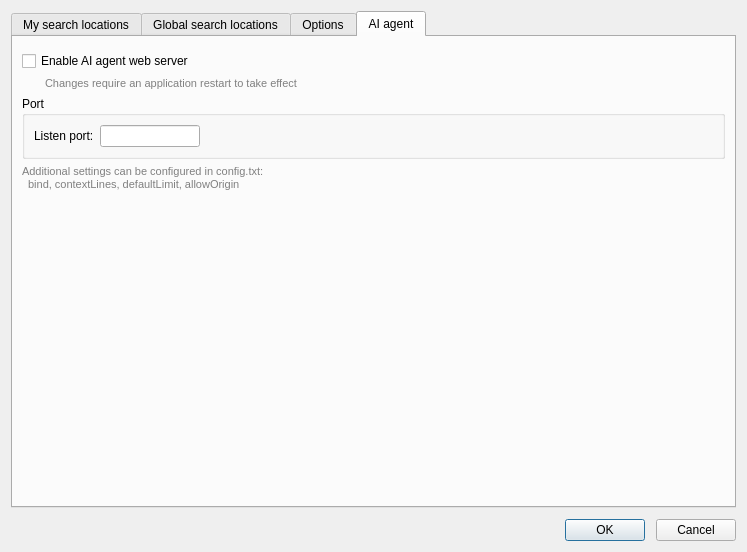
Before: the Qt Designer form dialogs/SettingsDialog.ui in otengler/CodeBeagle, drawn with Qt 5.
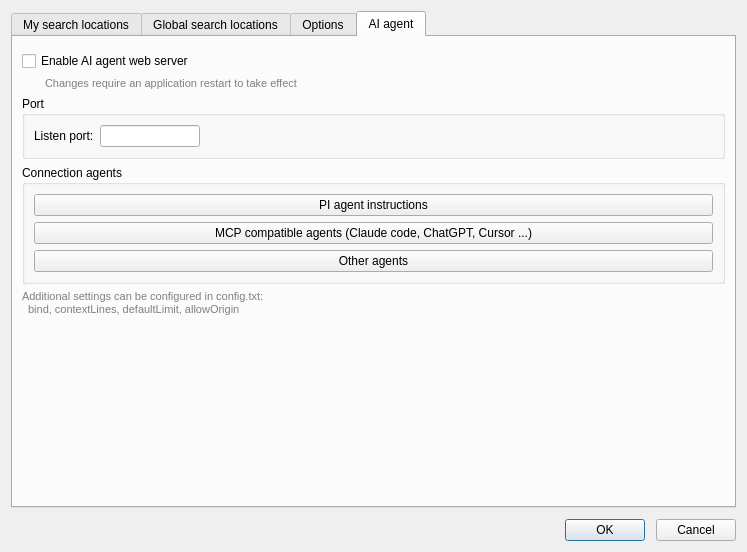
After: the same form once the commit is applied. The open tabs and pages were chosen to show the change. Custom widgets are drawn as their Qt base class.

Commit message: Add agent onboarding

```diff
--- a/dialogs/SettingsDialog.ui
+++ b/dialogs/SettingsDialog.ui
@@ -520,6 +520,36 @@
          </layout>
         </widget>
        </item>
+       <item>
+        <widget class="QGroupBox" name="groupBoxConnectionAgents">
+         <property name="title">
+          <string>Connection agents</string>
+         </property>
+         <layout class="QVBoxLayout" name="verticalLayoutConnectionAgents">
+          <item>
+           <widget class="QPushButton" name="buttonPiAgentInstructions">
+            <property name="text">
+             <string>PI agent instructions</string>
+            </property>
+           </widget>
+          </item>
+          <item>
+           <widget class="QPushButton" name="buttonMcpAgentInstructions">
+            <property name="text">
+             <string>MCP compatible agents (Claude code, ChatGPT, Cursor ...)</string>
+            </property>
+           </widget>
+          </item>
+          <item>
+           <widget class="QPushButton" name="buttonOtherAgentInstructions">
+            <property name="text">
+             <string>Other agents</string>
+            </property>
+           </widget>
+          </item>
+         </layout>
+        </widget>
+       </item>
        <item>
         <widget class="QLabel" name="labelAgentInfo">
          <property name="text">
```
The commit also changes 9 other files.
